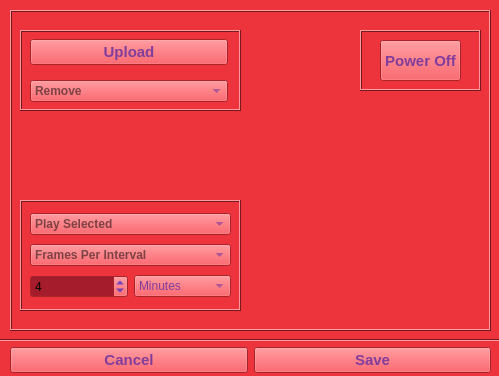
Old version of the form ui_files/memoryPlayerUI.ui in the repository juinsommer/memoryPlayer.
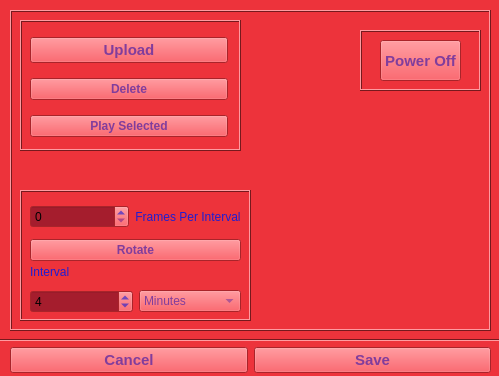
New version of the form. Icons and pictures are not drawn.

Commit message: Change play selected and remove UI functionality to resolve PyQt5 bug with labels.

```diff
--- a/ui_files/memoryPlayerUI.ui
+++ b/ui_files/memoryPlayerUI.ui
@@ -533,9 +533,9 @@
      <property name="geometry">
       <rect>
        <x>10</x>
-       <y>20</y>
+       <y>10</y>
        <width>221</width>
-       <height>81</height>
+       <height>131</height>
       </rect>
      </property>
      <property name="autoFillBackground">
@@ -551,9 +551,9 @@
       <property name="geometry">
        <rect>
         <x>10</x>
-        <y>0</y>
+        <y>8</y>
         <width>198</width>
-        <height>81</height>
+        <height>120</height>
        </rect>
       </property>
       <layout class="QVBoxLayout" name="verticalLayout">
@@ -579,21 +579,28 @@
         </widget>
        </item>
        <item>
-        <widget class="QComboBox" name="remove_comboBox">
+        <widget class="QPushButton" name="remove_button">
          <property name="font">
           <font>
            <weight>75</weight>
            <bold>true</bold>
           </font>
          </property>
-         <property name="cursor">
-          <cursorShape>OpenHandCursor</cursorShape>
+         <property name="text">
+          <string>Delete</string>
          </property>
-         <property name="maxVisibleItems">
-          <number>40</number>
+        </widget>
+       </item>
+       <item>
+        <widget class="QPushButton" name="play_button">
+         <property name="font">
+          <font>
+           <weight>75</weight>
+           <bold>true</bold>
+          </font>
          </property>
-         <property name="placeholderText" stdset="0">
-          <string>Remove</string>
+         <property name="text">
+          <string>Play Selected</string>
          </property>
         </widget>
        </item>
@@ -666,9 +673,9 @@
      <property name="geometry">
       <rect>
        <x>10</x>
-       <y>190</y>
-       <width>221</width>
-       <height>111</height>
+       <y>180</y>
+       <width>231</width>
+       <height>131</height>
       </rect>
      </property>
      <property name="frameShape">
@@ -681,74 +688,28 @@
       <property name="geometry">
        <rect>
         <x>10</x>
-        <y>10</y>
-        <width>201</width>
-        <height>92</height>
+        <y>70</y>
+        <width>211</width>
+        <height>53</height>
        </rect>
       </property>
       <layout class="QVBoxLayout" name="verticalLayout_3">
        <item>
-        <widget class="QComboBox" name="play_comboBox">
+        <widget class="QLabel" name="interval_label">
          <property name="font">
           <font>
-           <weight>75</weight>
-           <bold>true</bold>
+           <weight>50</weight>
+           <bold>false</bold>
           </font>
          </property>
-         <property name="cursor">
-          <cursorShape>OpenHandCursor</cursorShape>
+         <property name="text">
+          <string>Interval</string>
          </property>
-         <property name="placeholderText" stdset="0">
-          <string>Play Selected</string>
+         <property name="alignment">
+          <set>Qt::AlignLeading|Qt::AlignLeft|Qt::AlignVCenter</set>
          </property>
         </widget>
        </item>
-       <item>
-        <widget class="QComboBox" name="frames_comboBox">
-         <property name="font">
-          <font>
-           <weight>75</weight>
-           <bold>true</bold>
-          </font>
-         </property>
-         <property name="cursor">
-          <cursorShape>OpenHandCursor</cursorShape>
-         </property>
-         <property name="placeholderText" stdset="0">
-          <string>Frames Per Interval</string>
-         </property>
-         <item>
-          <property name="text">
-           <string>1</string>
-          </property>
-         </item>
-         <item>
-          <property name="text">
-           <string>2</string>
-          </property>
-         </item>
-         <item>
-          <property name="text">
-           <string>4</string>
-          </property>
-         </item>
-         <item>
-          <property name="text">
-           <string>8</string>
-          </property>
-         </item>
-         <item>
-          <property name="text">
-           <string>16</string>
-          </property>
-         </item>
-         <item>
-          <property name="text">
-           <string>24</string>
-          </property>
-         </item>
-        </widget>
-       </item>
        <item>
         <layout class="QHBoxLayout" name="horizontalLayout_2">
          <item>
@@ -790,6 +751,58 @@
        </item>
       </layout>
      </widget>
+     <widget class="QWidget" name="verticalLayoutWidget_4">
+      <property name="geometry">
+       <rect>
+        <x>10</x>
+        <y>10</y>
+        <width>211</width>
+        <height>61</height>
+       </rect>
+      </property>
+      <layout class="QVBoxLayout" name="verticalLayout_4">
+       <item>
+        <layout class="QHBoxLayout" name="horizontalLayout_3">
+         <item>
+          <widget class="QSpinBox" name="frames_spinBox">
+           <property name="maximum">
+            <number>100</number>
+           </property>
+          </widget>
+         </item>
+         <item>
+          <widget class="QLabel" name="frames_label">
+           <property name="font">
+            <font>
+             <weight>50</weight>
+             <bold>false</bold>
+            </font>
+           </property>
+           <property name="text">
+            <string>Frames Per Interval</string>
+           </property>
+           <property name="alignment">
+            <set>Qt::AlignCenter</set>
+           </property>
+          </widget>
+         </item>
+        </layout>
+       </item>
+       <item>
+        <widget class="QPushButton" name="rotate_button">
+         <property name="font">
+          <font>
+           <weight>75</weight>
+           <bold>true</bold>
+          </font>
+         </property>
+         <property name="text">
+          <string>Rotate</string>
+         </property>
+        </widget>
+       </item>
+      </layout>
+     </widget>
     </widget>
     <zorder>frame</zorder>
     <zorder>verticalLayoutWidget_2</zorder>
```
Left out of the diff: 4 changed lines with no effect on the pictures. The commit also changes 10 other files.
